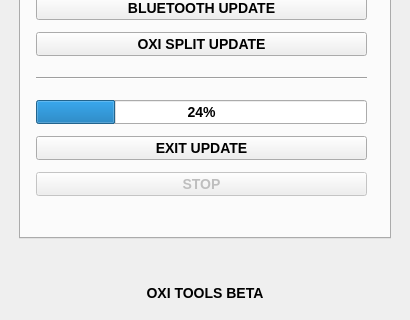
OXI-Instruments/OXI-Desktop, file apps/oxi_desktop/mainwindow.ui: the form before one commit; both pictures show x 0 to 410 and y 160 to 480 of the 410 by 480 pixel window.
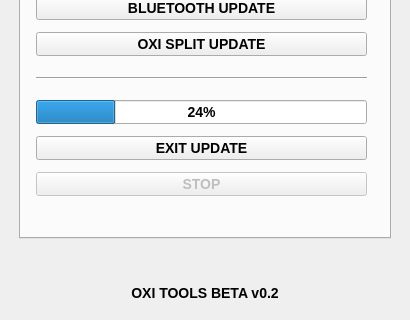
The form after the commit. The open tabs and pages were chosen to show the change.

Commit message: Fix discovery in mac.

What changed in the file:
```diff
--- a/apps/oxi_desktop/mainwindow.ui
+++ b/apps/oxi_desktop/mainwindow.ui
@@ -437,7 +437,7 @@
       <item row="5" column="0">
        <widget class="QLabel" name="connection_status_label_2">
         <property name="text">
-         <string>OXI TOOLS BETA</string>
+         <string>OXI TOOLS BETA v0.2</string>
         </property>
         <property name="alignment">
          <set>Qt::AlignCenter</set>
```
Left out of the diff: 2 changed lines with no effect on the pictures. The commit also changes 1 other file.
